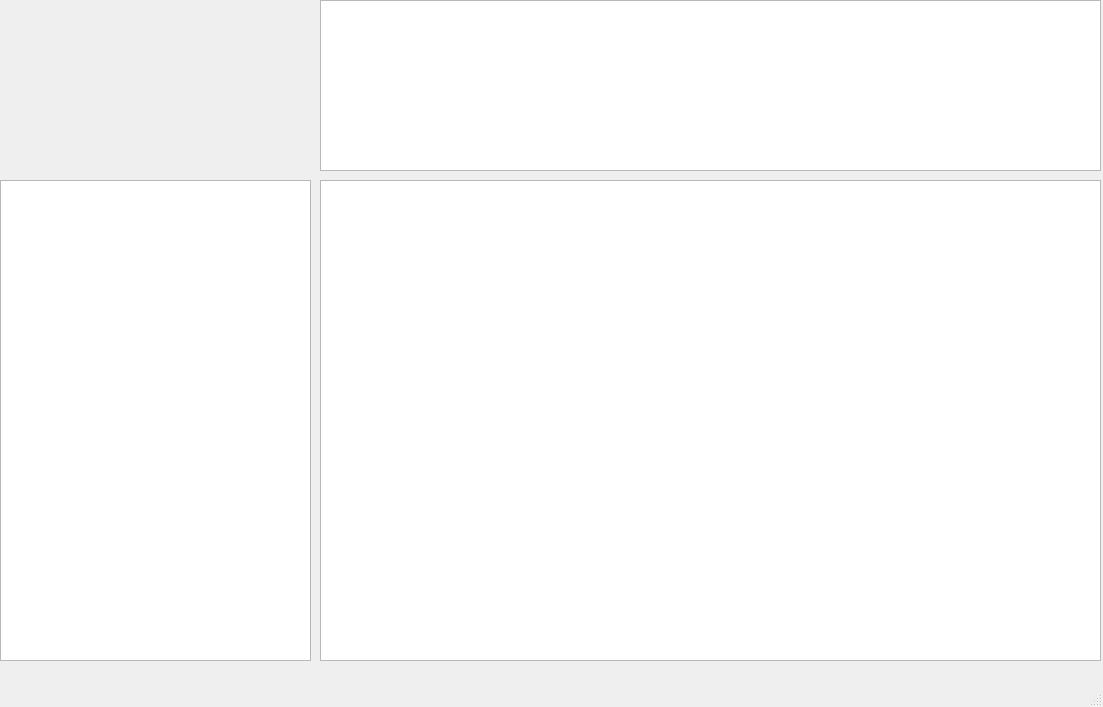
The window that mainwindow.ui (Fennel1/C_database) describes before a commit, drawn with Qt 5.
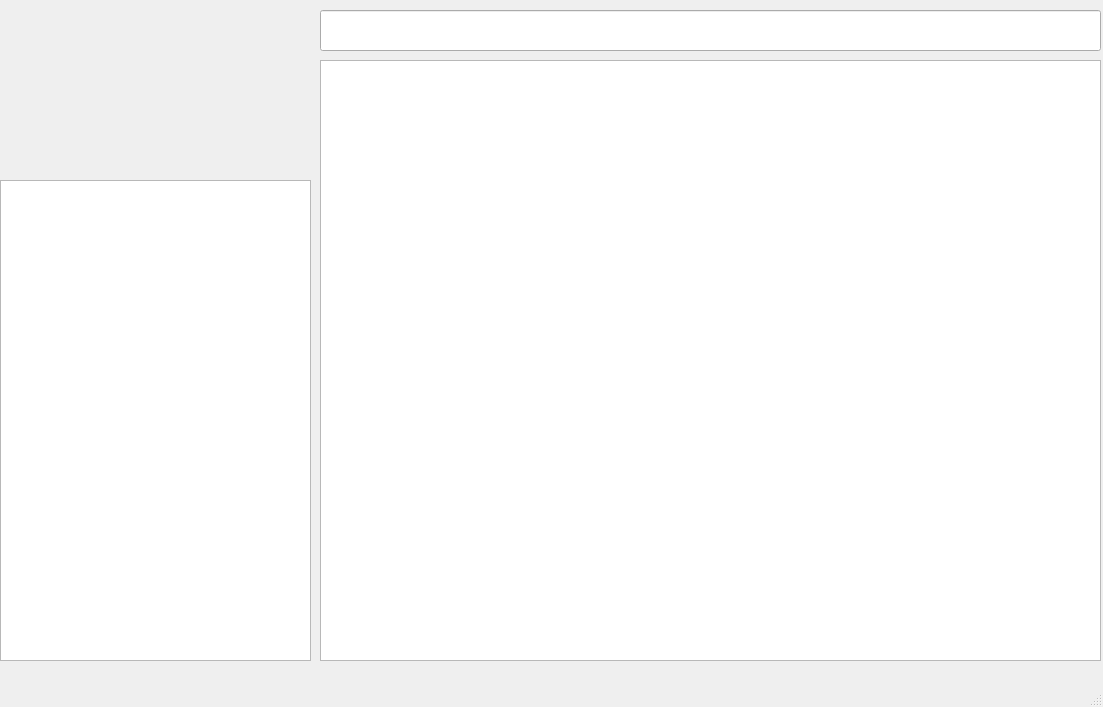
The same window after the commit.

What changed in the file:
```diff
--- a/mainwindow.ui
+++ b/mainwindow.ui
@@ -14,23 +14,13 @@
    <string>MainWindow</string>
   </property>
   <widget class="QWidget" name="centralwidget">
-   <widget class="QTextEdit" name="textEdit">
-    <property name="geometry">
-     <rect>
-      <x>320</x>
-      <y>0</y>
-      <width>781</width>
-      <height>171</height>
-     </rect>
-    </property>
-   </widget>
    <widget class="QTableView" name="tableView">
     <property name="geometry">
      <rect>
       <x>320</x>
-      <y>180</y>
+      <y>60</y>
       <width>781</width>
-      <height>481</height>
+      <height>601</height>
      </rect>
     </property>
    </widget>
@@ -44,6 +34,16 @@
      </rect>
     </property>
    </widget>
+   <widget class="QLineEdit" name="lineEdit">
+    <property name="geometry">
+     <rect>
+      <x>320</x>
+      <y>10</y>
+      <width>781</width>
+      <height>41</height>
+     </rect>
+    </property>
+   </widget>
   </widget>
   <widget class="QMenuBar" name="menubar">
    <property name="geometry">
```
